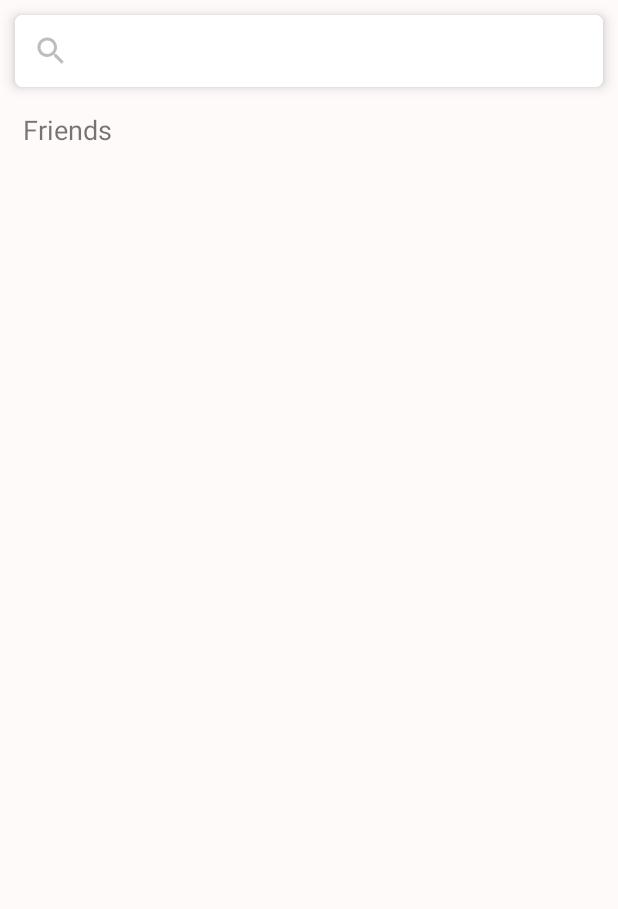
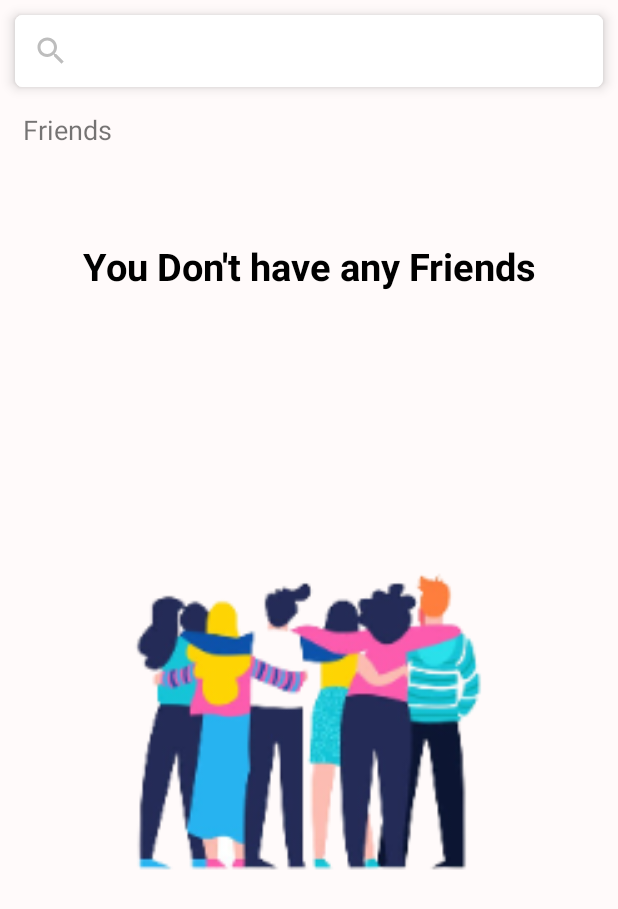
Before and after one commit to wryd-live/wryd, an Android app: the fragment search shown on its own in the app's theme, on a phone screen of 412 x 824 dp. Shown: the top 909 px of the screen. Run offline under Robolectric (Android 15) with nearby library versions, the phone set to English and light mode, and no system bars; pictures from the network do not load.

Commit message:
Implemented Not Found Images on All Pages

```diff
--- a/app/src/main/java/com/wrydhub/wryd/wrydapp/ui/search.java
+++ b/app/src/main/java/com/wrydhub/wryd/wrydapp/ui/search.java
@@ -20,6 +20,7 @@ import android.view.ViewGroup;
 import android.widget.AdapterView;
 import android.widget.ImageView;
 import android.widget.ListView;
+import android.widget.TextView;
 import android.widget.Toast;
 //import android.widget.SearchView;
 import androidx.appcompat.widget.SearchView;
@@ -88,6 +89,9 @@ public class search extends Fragment {
     HomeListAdapter listAdapter;
 
     ProgressDialog progress;
+
+    ImageView friendsNotFoundImg;
+    TextView friendsNotFoundTxt;
 
 //    ListView myListView;
 //
@@ -183,6 +187,9 @@ public class search extends Fragment {
 //        }
 
 
+        friendsNotFoundImg = root.findViewById(R.id.friendsNotFoundImg);
+        friendsNotFoundTxt = root.findViewById(R.id.friendsNotFoundTxt);
+
         listAdapter = new HomeListAdapter(root.getContext(), userArrayList);
         ListView lv = (ListView) root.findViewById(R.id.listview_search);
 
@@ -246,7 +253,13 @@ public class search extends Fragment {
 
     public void getFriendsData()
     {
+        userArrayList.clear();
+        listAdapter.notifyDataSetChanged();
         progress.show();
+
+        friendsNotFoundImg.setVisibility(View.INVISIBLE);
+        friendsNotFoundTxt.setVisibility(View.INVISIBLE);
+
         OkHttpClient client = new OkHttpClient();
         String url = keysConfig.wrydServerURL + "/api/profile/friends" ;
         System.out.println("my url ===== "+url);
@@ -263,7 +276,11 @@ public class search extends Fragment {
                 getActivity().runOnUiThread(() -> {
                     progress.dismiss();
 //                    stopShimmer();
-                    Toast.makeText(getContext(), "Unable To Fetch Data", Toast.LENGTH_SHORT).show();
+
+                    friendsNotFoundImg.setVisibility(View.VISIBLE);
+                    friendsNotFoundTxt.setVisibility(View.VISIBLE);
+
+//                    Toast.makeText(getContext(), "Unable To Fetch Data", Toast.LENGTH_SHORT).show();
                 });
             }
 
@@ -323,7 +340,10 @@ public class search extends Fragment {
                             progress.dismiss();
 //                            stopShimmer();
 
-                            Toast.makeText(getContext(), "Error Parsing Data", Toast.LENGTH_SHORT).show();
+                            friendsNotFoundImg.setVisibility(View.VISIBLE);
+                            friendsNotFoundTxt.setVisibility(View.VISIBLE);
+
+//                            Toast.makeText(getContext(), "Error Parsing Data", Toast.LENGTH_SHORT).show();
                         });
                     }
 
@@ -333,7 +353,11 @@ public class search extends Fragment {
                     getActivity().runOnUiThread(() -> {
                         progress.dismiss();
 //                    stopShimmer();
-                        Toast.makeText(getContext(), "Unable To Fetch Data", Toast.LENGTH_SHORT).show();
+
+                        friendsNotFoundImg.setVisibility(View.VISIBLE);
+                        friendsNotFoundTxt.setVisibility(View.VISIBLE);
+
+//                        Toast.makeText(getContext(), "Unable To Fetch Data", Toast.LENGTH_SHORT).show();
                     });
                 }
             }
--- a/app/src/main/res/layout/fragment_home.xml
+++ b/app/src/main/res/layout/fragment_home.xml
@@ -51,7 +51,7 @@
             tools:listitem="@layout/list_item_home" />
 
         <ImageView
-            android:id="@+id/imageView9"
+            android:id="@+id/locationsNotFound"
             android:layout_width="246dp"
             android:layout_height="204dp"
             android:src="@drawable/no_friends_locations"
@@ -63,7 +63,7 @@ android:visibility="invisible"
 
         <TextView
             android:visibility="invisible"
-            android:id="@+id/textView4"
+            android:id="@+id/locationsNotFoundText"
             android:layout_width="305dp"
             android:layout_height="71dp"
             android:text="You Don't have any Friends"
@@ -71,7 +71,7 @@ android:visibility="invisible"
             android:textColor="@color/black"
             android:textSize="25dp"
             android:textStyle="bold"
-            app:layout_constraintBottom_toTopOf="@+id/imageView9"
+            app:layout_constraintBottom_toTopOf="@+id/locationsNotFound"
             app:layout_constraintEnd_toEndOf="parent"
             app:layout_constraintStart_toStartOf="parent"
             app:layout_constraintTop_toTopOf="@+id/shimmer_view_container_home" />
--- a/app/src/main/res/layout/fragment_notification.xml
+++ b/app/src/main/res/layout/fragment_notification.xml
@@ -13,7 +13,7 @@
         android:layout_height="match_parent">
 
         <ImageView
-            android:id="@+id/imageView"
+            android:id="@+id/notificationsNotFound"
             android:visibility="invisible"
             android:layout_width="324dp"
             android:layout_height="239dp"
@@ -27,7 +27,7 @@
             app:layout_constraintTop_toTopOf="parent" />
 
         <TextView
-            android:id="@+id/textView3"
+            android:id="@+id/notificationsNotFoundText"
             android:visibility="invisible"
             android:layout_width="match_parent"
             android:layout_height="102dp"
@@ -40,7 +40,7 @@
             android:textColor="@color/black"
             android:textSize="25dp"
             android:textStyle="bold"
-            app:layout_constraintBottom_toTopOf="@+id/imageView"
+            app:layout_constraintBottom_toTopOf="@+id/notificationsNotFound"
             app:layout_constraintStart_toStartOf="parent"
             app:layout_constraintTop_toTopOf="@+id/shimmer_view_container_notification" />
 
--- a/app/src/main/res/layout/fragment_profile.xml
+++ b/app/src/main/res/layout/fragment_profile.xml
@@ -55,7 +55,7 @@
                     android:layout_width="wrap_content"
                     android:layout_height="wrap_content"
                     android:layout_marginTop="15dp"
-                    android:text="Lion Fischer "
+                    android:text=" "
                     android:textSize="25dp"
                     android:textStyle="bold"
                     app:layout_constraintEnd_toEndOf="@+id/profileImageView"
@@ -66,7 +66,7 @@
                     android:id="@+id/emailTextView"
                     android:layout_width="wrap_content"
                     android:layout_height="wrap_content"
-                    android:text="lionfischer@gmail.com"
+                    android:text=" "
                     android:layout_marginTop="10dp"
                     android:textSize="20dp"
                     app:layout_constraintEnd_toEndOf="parent"
--- a/app/src/main/res/layout/fragment_search.xml
+++ b/app/src/main/res/layout/fragment_search.xml
@@ -47,7 +47,7 @@
         tools:listitem="@layout/list_item_home" />
 
     <ImageView
-        android:id="@+id/imageView9"
+        android:id="@+id/friendsNotFoundImg"
         android:visibility="invisible"
         android:layout_width="324dp"
         android:layout_height="239dp"
@@ -63,7 +63,7 @@
 
     <TextView
         android:visibility="invisible"
-        android:id="@+id/textView4"
+        android:id="@+id/friendsNotFoundTxt"
         android:layout_width="match_parent"
         android:layout_height="102dp"
         android:layout_alignParentStart="true"
@@ -79,7 +79,7 @@
         android:textColor="@color/black"
         android:textSize="25dp"
         android:textStyle="bold"
-        app:layout_constraintBottom_toTopOf="@+id/imageView9"
+        app:layout_constraintBottom_toTopOf="@+id/friendsNotFoundImg"
         app:layout_constraintEnd_toEndOf="parent"
         app:layout_constraintStart_toStartOf="parent" />
 
--- a/app/src/main/res/layout/viewprofile.xml
+++ b/app/src/main/res/layout/viewprofile.xml
@@ -38,13 +38,13 @@
                     app:layout_constraintEnd_toEndOf="parent"
                     app:layout_constraintStart_toStartOf="parent"
                     app:layout_constraintTop_toBottomOf="@+id/imageView9"
-                    app:srcCompat="@drawable/profile" />
+                    app:srcCompat="@drawable/facebook_avatar" />
 
                 <TextView
                     android:id="@+id/userNameTextView"
                     android:layout_width="wrap_content"
                     android:layout_height="wrap_content"
-                    android:text="Lion Fischer "
+                    android:text=" "
                     android:textSize="25dp"
                     android:textStyle="bold"
                     app:layout_constraintEnd_toEndOf="@+id/profileImageView"
@@ -55,7 +55,7 @@
                     android:id="@+id/emailTextView"
                     android:layout_width="wrap_content"
                     android:layout_height="wrap_content"
-                    android:text="lionfischer@gmail.com"
+                    android:text=" "
                     android:textSize="20dp"
                     app:layout_constraintEnd_toEndOf="parent"
                     app:layout_constraintStart_toStartOf="parent"
```
Also changed, not shown: app/src/main/java/com/wrydhub/wryd/wrydapp/ui/home.java (+34 -6 lines), app/src/main/java/com/wrydhub/wryd/wrydapp/ui/notification.java (+22 -27 lines).
